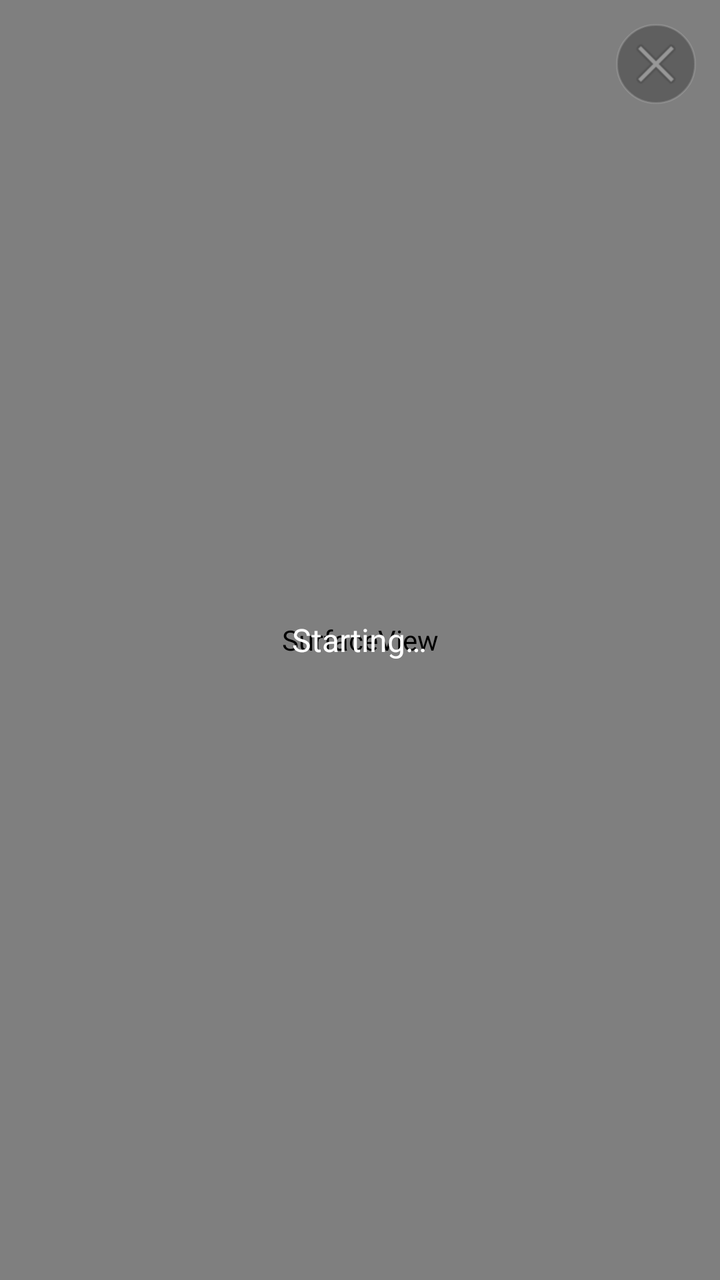
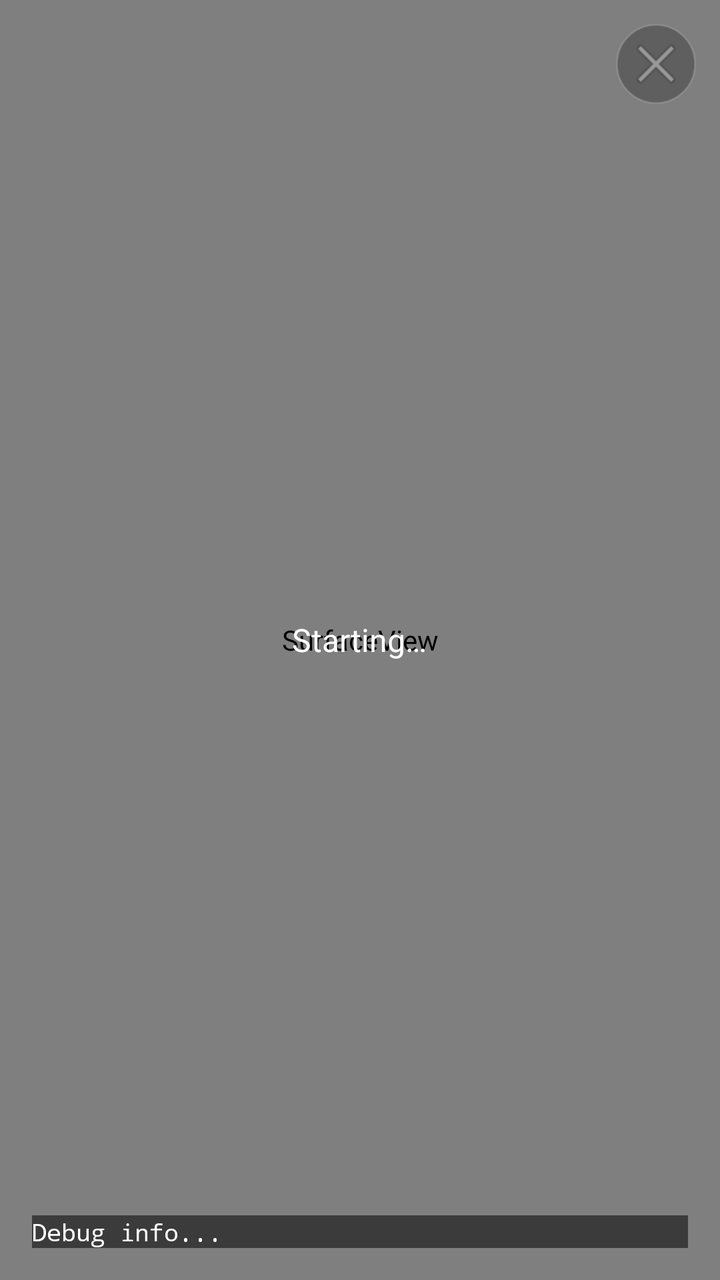

Screens rendered from an Android XML layout before and after an edit, with the pre-edit source and the edit as a unified diff.
<!-- AndroidManifest.xml: activity theme Theme.LocalDex.Viewer -->
<!-- res/layout/activity_viewer.xml -->
<?xml version="1.0" encoding="utf-8"?>
<FrameLayout xmlns:android="http://schemas.android.com/apk/res/android"
    android:id="@+id/viewerRoot"
    android:layout_width="match_parent"
    android:layout_height="match_parent"
    android:background="@color/black"
    android:keepScreenOn="true">

    <SurfaceView
        android:id="@+id/surfaceView"
        android:layout_width="match_parent"
        android:layout_height="match_parent"
        android:layout_gravity="center" />

    <TextView
        android:id="@+id/viewerStatus"
        android:layout_width="wrap_content"
        android:layout_height="wrap_content"
        android:layout_gravity="center"
        android:textColor="@color/white"
        android:textSize="16sp"
        android:text="Starting…" />

    
    <ImageView
        android:id="@+id/cursorView"
        android:layout_width="24dp"
        android:layout_height="24dp"
        android:layout_gravity="top|start"
        android:src="@drawable/ic_cursor"
        android:visibility="gone"
        android:importantForAccessibility="no"
        android:elevation="10dp" />

    <ImageButton
        android:id="@+id/closeButton"
        android:layout_width="40dp"
        android:layout_height="40dp"
        android:layout_gravity="top|end"
        android:layout_margin="12dp"
        android:alpha="0.5"
        android:background="@drawable/close_button_bg"
        android:contentDescription="Stop DeX"
        android:src="@android:drawable/ic_menu_close_clear_cancel" />
</FrameLayout>
<!-- resources referenced by this layout -->
<resources>
  <color name="black">#FF000000</color>
  <color name="white">#FFFFFFFF</color>
  <!-- drawable close_button_bg (drawable) -->
  <?xml version="1.0" encoding="utf-8"?>
  <shape xmlns:android="http://schemas.android.com/apk/res/android"
      android:shape="oval">
      <solid android:color="#80000000" />
      <stroke android:width="1dp" android:color="#40FFFFFF" />
  </shape>
  <!-- drawable ic_cursor (drawable) -->
  <?xml version="1.0" encoding="utf-8"?>
  <vector xmlns:android="http://schemas.android.com/apk/res/android"
      android:width="24dp"
      android:height="24dp"
      android:viewportWidth="24"
      android:viewportHeight="24">
      
      
      <path
          android:fillColor="#AA000000"
          android:pathData="M3,2 L3,20 L8.5,14.5 L13,22 L16,20.5 L11.5,13 L19,13 Z" />
      
      <path
          android:fillColor="#FFFFFFFF"
          android:pathData="M4.5,4.5 L4.5,17.5 L8.5,13.5 L12.5,20 L14.5,19 L10.5,12.5 L17,12 Z" />
  </vector>
  <style name="Theme.LocalDex.Viewer" parent="Theme.AppCompat.NoActionBar">
          <item name="android:windowBackground">@color/black</item>
          <item name="android:windowLayoutInDisplayCutoutMode">shortEdges</item>
      </style>
</resources>

<!-- the commit's change to res/layout/activity_viewer.xml (unified diff, before → after) -->
@@ -32,6 +32,23 @@
         android:importantForAccessibility="no"
         android:elevation="10dp" />
 
+    <ScrollView
+        android:id="@+id/debugScroll"
+        android:layout_width="match_parent"
+        android:layout_height="wrap_content"
+        android:layout_gravity="bottom"
+        android:layout_margin="16dp"
+        android:background="#88000000">
+        <TextView
+            android:id="@+id/debugText"
+            android:layout_width="match_parent"
+            android:layout_height="wrap_content"
+            android:textColor="@color/white"
+            android:textSize="12sp"
+            android:fontFamily="monospace"
+            android:text="Debug info..." />
+    </ScrollView>
+
     <ImageButton
         android:id="@+id/closeButton"
         android:layout_width="40dp"
